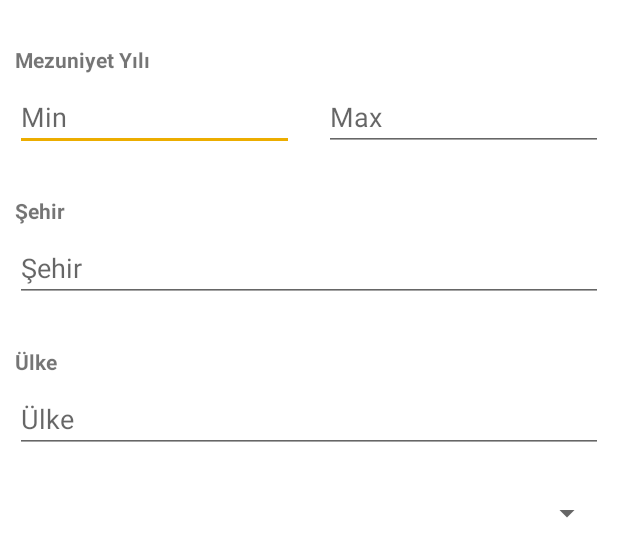
After one commit to saityalcn/graduate-app, an Android app: the layout dialog_filter.xml on its own in the app's theme, with its tools: preview values and no code run, on a phone screen of 412 x 824 dp. The commit adds this screen. Shown: the top 557 px of the screen. Run offline under Robolectric (Android 15) with nearby library versions, the phone set to English and light mode, and no system bars.

Commit message:
add graduate filtering

```diff
--- /dev/null
+++ b/app/src/main/res/layout/dialog_filter.xml
@@ -0,0 +1,82 @@
+<?xml version="1.0" encoding="utf-8"?>
+<LinearLayout xmlns:android="http://schemas.android.com/apk/res/android"
+    android:orientation="vertical"
+    android:layout_width="match_parent"
+    android:layout_height="match_parent"
+    android:paddingLeft="10dp"
+    android:paddingRight="10dp">
+
+
+    <TextView
+        android:layout_width="match_parent"
+        android:layout_height="wrap_content"
+        android:text="Mezuniyet Yılı"
+        android:textStyle="bold"
+        android:paddingTop="30dp"
+        android:paddingBottom="6dp"/>
+
+    <LinearLayout
+        android:layout_width="match_parent"
+        android:layout_height="wrap_content">
+
+        <EditText
+            android:id="@+id/etMinGradYear"
+            android:layout_width="0dp"
+            android:layout_height="wrap_content"
+            android:layout_weight="1"
+            android:layout_marginRight="10dp"
+            android:hint="Min"/>
+
+        <EditText
+            android:id="@+id/etMaxGradYear"
+            android:layout_width="0dp"
+            android:layout_height="wrap_content"
+            android:layout_marginLeft="10dp"
+            android:layout_weight="1"
+            android:hint="Max"/>
+
+    </LinearLayout>
+
+
+    <TextView
+        android:layout_width="match_parent"
+        android:layout_height="wrap_content"
+        android:text="Şehir"
+        android:textStyle="bold"
+        android:paddingTop="30dp"
+        android:paddingBottom="6dp"/>
+
+
+    <EditText
+        android:id="@+id/etCity"
+        android:layout_width="match_parent"
+        android:layout_height="wrap_content"
+        android:hint="Şehir"/>
+
+    <TextView
+        android:layout_width="match_parent"
+        android:layout_height="wrap_content"
+        android:text="Ülke"
+        android:textStyle="bold"
+        android:paddingTop="30dp"
+        android:paddingBottom="6dp"/>
+
+
+    <EditText
+        android:id="@+id/etCountry"
+        android:layout_width="match_parent"
+        android:layout_height="wrap_content"
+        android:hint="Ülke"/>
+
+
+    <Spinner
+        android:id="@+id/programSelectSpinner"
+        android:layout_width="match_parent"
+        android:layout_height="wrap_content"
+        android:inputType="text"
+        android:paddingTop="30dp"
+        android:paddingBottom="50dp"/>
+
+
+
+</LinearLayout>
```
Also changed, not shown: app/src/main/java/com/example/mezunapp/ui/dashboard/DashboardFragment.kt (+77 -3 lines).
